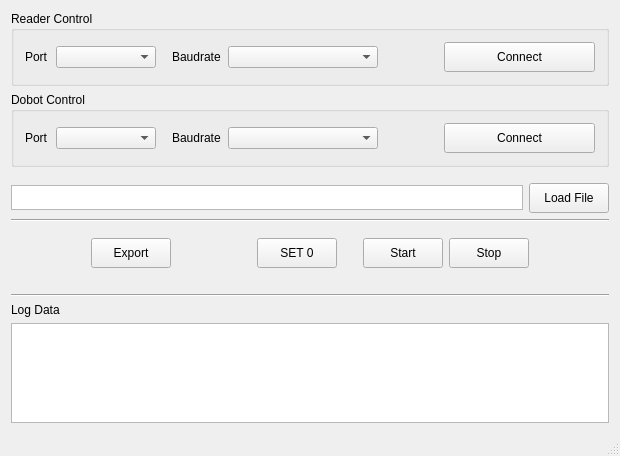
Qt form mainwindow.ui (phuongnam0907/DemoAutoTest) before a commit.
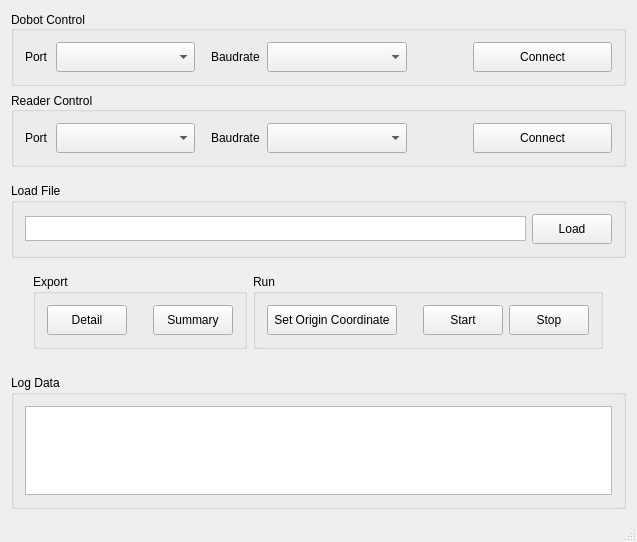
The same form after that commit.

```diff
--- a/mainwindow.ui
+++ b/mainwindow.ui
@@ -6,8 +6,8 @@
    <rect>
     <x>0</x>
     <y>0</y>
-    <width>620</width>
-    <height>456</height>
+    <width>637</width>
+    <height>542</height>
    </rect>
   </property>
   <property name="windowTitle">
@@ -15,125 +15,42 @@
   </property>
   <widget class="QWidget" name="centralWidget">
    <layout class="QGridLayout" name="gridLayout_2">
-    <item row="4" column="0">
-     <widget class="QLabel" name="label">
-      <property name="text">
+    <item row="2" column="0">
+     <spacer name="verticalSpacer">
+      <property name="orientation">
+       <enum>Qt::Vertical</enum>
+      </property>
+      <property name="sizeType">
+       <enum>QSizePolicy::Fixed</enum>
+      </property>
+      <property name="sizeHint" stdset="0">
+       <size>
+        <width>20</width>
+        <height>20</height>
+       </size>
+      </property>
+     </spacer>
+    </item>
+    <item row="3" column="0">
+     <widget class="QGroupBox" name="groupBox_5">
+      <property name="title">
        <string>Log Data</string>
       </property>
-     </widget>
-    </item>
-    <item row="5" column="0">
-     <widget class="QTextEdit" name="textEdit">
-      <property name="readOnly">
-       <bool>true</bool>
-      </property>
+      <layout class="QGridLayout" name="gridLayout_3">
+       <item row="0" column="0">
+        <widget class="QTextEdit" name="textEdit">
+         <property name="readOnly">
+          <bool>true</bool>
+         </property>
+        </widget>
+       </item>
+      </layout>
      </widget>
     </item>
     <item row="0" column="0">
      <layout class="QVBoxLayout" name="verticalLayout">
       <item>
-       <layout class="QGridLayout" name="gridLayout">
-        <item row="0" column="0">
-         <widget class="QGroupBox" name="groupBox">
-          <property name="title">
-           <string>Reader Control</string>
-          </property>
-          <layout class="QHBoxLayout" name="horizontalLayout_4">
-           <item>
-            <widget class="QLabel" name="label_4">
-             <property name="maximumSize">
-              <size>
-               <width>25</width>
-               <height>16777215</height>
-              </size>
-             </property>
-             <property name="text">
-              <string>Port</string>
-             </property>
-            </widget>
-           </item>
-           <item>
-            <widget class="QComboBox" name="comboBox_4">
-             <property name="maximumSize">
-              <size>
-               <width>100</width>
-               <height>16777215</height>
-              </size>
-             </property>
-            </widget>
-           </item>
-           <item>
-            <spacer name="horizontalSpacer_8">
-             <property name="orientation">
-              <enum>Qt::Horizontal</enum>
-             </property>
-             <property name="sizeType">
-              <enum>QSizePolicy::Fixed</enum>
-             </property>
-             <property name="sizeHint" stdset="0">
-              <size>
-               <width>10</width>
-               <height>20</height>
-              </size>
-             </property>
-            </spacer>
-           </item>
-           <item>
-            <widget class="QLabel" name="label_5">
-             <property name="maximumSize">
-              <size>
-               <width>50</width>
-               <height>16777215</height>
-              </size>
-             </property>
-             <property name="text">
-              <string>Baudrate</string>
-             </property>
-            </widget>
-           </item>
-           <item>
-            <widget class="QComboBox" name="comboBox_3">
-             <property name="maximumSize">
-              <size>
-               <width>150</width>
-               <height>16777215</height>
-              </size>
-             </property>
-            </widget>
-           </item>
-           <item>
-            <spacer name="horizontalSpacer_7">
-             <property name="orientation">
-              <enum>Qt::Horizontal</enum>
-             </property>
-             <property name="sizeType">
-              <enum>QSizePolicy::Fixed</enum>
-             </property>
-             <property name="sizeHint" stdset="0">
-              <size>
-               <width>60</width>
-               <height>20</height>
-              </size>
-             </property>
-            </spacer>
-           </item>
-           <item>
-            <widget class="QPushButton" name="portButton">
-             <property name="minimumSize">
-              <size>
-               <width>0</width>
-               <height>30</height>
-              </size>
-             </property>
-             <property name="text">
-              <string>Connect</string>
-             </property>
-            </widget>
-           </item>
-          </layout>
-         </widget>
-        </item>
-       </layout>
+       <layout class="QGridLayout" name="gridLayout"/>
       </item>
       <item>
        <layout class="QHBoxLayout" name="horizontalLayout_3">
@@ -142,6 +59,9 @@
           <property name="title">
            <string>Dobot Control</string>
           </property>
+          <property name="alignment">
+           <set>Qt::AlignLeading|Qt::AlignLeft|Qt::AlignVCenter</set>
+          </property>
           <layout class="QHBoxLayout" name="horizontalLayout_5">
            <item>
             <widget class="QLabel" name="label_2">
@@ -158,10 +78,16 @@
            </item>
            <item>
             <widget class="QComboBox" name="comboBox">
+             <property name="sizePolicy">
+              <sizepolicy hsizetype="Preferred" vsizetype="Preferred">
+               <horstretch>0</horstretch>
+               <verstretch>0</verstretch>
+              </sizepolicy>
+             </property>
              <property name="maximumSize">
               <size>
-               <width>100</width>
-               <height>16777215</height>
+               <width>300</width>
+               <height>50</height>
               </size>
              </property>
             </widget>
@@ -197,10 +123,16 @@
            </item>
            <item>
             <widget class="QComboBox" name="comboBox_2">
+             <property name="sizePolicy">
+              <sizepolicy hsizetype="Preferred" vsizetype="Preferred">
+               <horstretch>0</horstretch>
+               <verstretch>0</verstretch>
+              </sizepolicy>
+             </property>
              <property name="maximumSize">
               <size>
-               <width>150</width>
-               <height>16777215</height>
+               <width>300</width>
+               <height>50</height>
               </size>
              </property>
             </widget>
@@ -229,6 +161,12 @@
                <height>30</height>
               </size>
              </property>
+             <property name="maximumSize">
+              <size>
+               <width>200</width>
+               <height>50</height>
+              </size>
+             </property>
              <property name="text">
               <string>Connect</string>
              </property>
@@ -239,6 +177,127 @@
         </item>
        </layout>
       </item>
+      <item>
+       <widget class="QGroupBox" name="groupBox">
+        <property name="title">
+         <string>Reader Control</string>
+        </property>
+        <property name="alignment">
+         <set>Qt::AlignLeading|Qt::AlignLeft|Qt::AlignVCenter</set>
+        </property>
+        <layout class="QHBoxLayout" name="horizontalLayout_4">
+         <item>
+          <widget class="QLabel" name="label_4">
+           <property name="maximumSize">
+            <size>
+             <width>25</width>
+             <height>16777215</height>
+            </size>
+           </property>
+           <property name="text">
+            <string>Port</string>
+           </property>
+          </widget>
+         </item>
+         <item>
+          <widget class="QComboBox" name="comboBox_4">
+           <property name="sizePolicy">
+            <sizepolicy hsizetype="Preferred" vsizetype="Preferred">
+             <horstretch>0</horstretch>
+             <verstretch>0</verstretch>
+            </sizepolicy>
+           </property>
+           <property name="maximumSize">
+            <size>
+             <width>300</width>
+             <height>50</height>
+            </size>
+           </property>
+          </widget>
+         </item>
+         <item>
+          <spacer name="horizontalSpacer_8">
+           <property name="orientation">
+            <enum>Qt::Horizontal</enum>
+           </property>
+           <property name="sizeType">
+            <enum>QSizePolicy::Fixed</enum>
+           </property>
+           <property name="sizeHint" stdset="0">
+            <size>
+             <width>10</width>
+             <height>20</height>
+            </size>
+           </property>
+          </spacer>
+         </item>
+         <item>
+          <widget class="QLabel" name="label_5">
+           <property name="maximumSize">
+            <size>
+             <width>50</width>
+             <height>16777215</height>
+            </size>
+           </property>
+           <property name="text">
+            <string>Baudrate</string>
+           </property>
+          </widget>
+         </item>
+         <item>
+          <widget class="QComboBox" name="comboBox_3">
+           <property name="sizePolicy">
+            <sizepolicy hsizetype="Preferred" vsizetype="Preferred">
+             <horstretch>0</horstretch>
+             <verstretch>0</verstretch>
+            </sizepolicy>
+           </property>
+           <property name="maximumSize">
+            <size>
+             <width>300</width>
+             <height>50</height>
+            </size>
+           </property>
+          </widget>
+         </item>
+         <item>
+          <spacer name="horizontalSpacer_7">
+           <property name="orientation">
+            <enum>Qt::Horizontal</enum>
+           </property>
+           <property name="sizeType">
+            <enum>QSizePolicy::Fixed</enum>
+           </property>
+           <property name="sizeHint" stdset="0">
+            <size>
+             <width>60</width>
+             <height>20</height>
+            </size>
+           </property>
+          </spacer>
+         </item>
+         <item>
+          <widget class="QPushButton" name="portButton">
+           <property name="minimumSize">
+            <size>
+             <width>0</width>
+             <height>30</height>
+            </size>
+           </property>
+           <property name="maximumSize">
+            <size>
+             <width>200</width>
+             <height>50</height>
+            </size>
+           </property>
+           <property name="text">
+            <string>Connect</string>
+           </property>
+          </widget>
+         </item>
+        </layout>
+       </widget>
+      </item>
       <item>
        <spacer name="verticalSpacer_3">
         <property name="orientation">
@@ -258,40 +317,54 @@
       <item>
        <layout class="QHBoxLayout" name="horizontalLayout">
         <item>
-         <widget class="QTextEdit" name="textEdit_2">
+         <widget class="QGroupBox" name="groupBox_6">
           <property name="maximumSize">
            <size>
             <width>16777215</width>
-            <height>25</height>
+            <height>100</height>
            </size>
           </property>
-          <property name="readOnly">
-           <bool>true</bool>
-          </property>
-         </widget>
-        </item>
-        <item>
-         <widget class="QPushButton" name="loadButton">
-          <property name="minimumSize">
-           <size>
-            <width>0</width>
-            <height>30</height>
-           </size>
-          </property>
-          <property name="text">
+          <property name="title">
            <string>Load File</string>
           </property>
+          <layout class="QHBoxLayout" name="horizontalLayout_8">
+           <item>
+            <widget class="QTextEdit" name="textEdit_2">
+             <property name="maximumSize">
+              <size>
+               <width>16777215</width>
+               <height>25</height>
+              </size>
+             </property>
+             <property name="readOnly">
+              <bool>true</bool>
+             </property>
+            </widget>
+           </item>
+           <item>
+            <widget class="QPushButton" name="loadButton">
+             <property name="minimumSize">
+              <size>
+               <width>0</width>
+               <height>30</height>
+              </size>
+             </property>
+             <property name="maximumSize">
+              <size>
+               <width>16777215</width>
+               <height>50</height>
+              </size>
+             </property>
+             <property name="text">
+              <string>Load</string>
+             </property>
+            </widget>
+           </item>
+          </layout>
          </widget>
         </item>
        </layout>
       </item>
-      <item>
-       <widget class="Line" name="line_2">
-        <property name="orientation">
-         <enum>Qt::Horizontal</enum>
-        </property>
-       </widget>
-      </item>
       <item>
        <spacer name="verticalSpacer_2">
         <property name="orientation">
@@ -315,32 +388,88 @@
           <property name="orientation">
            <enum>Qt::Horizontal</enum>
           </property>
+          <property name="sizeType">
+           <enum>QSizePolicy::Preferred</enum>
+          </property>
           <property name="sizeHint" stdset="0">
            <size>
-            <width>40</width>
+            <width>200</width>
             <height>20</height>
            </size>
           </property>
          </spacer>
         </item>
         <item>
-         <widget class="QPushButton" name="saveButton">
-          <property name="minimumSize">
-           <size>
-            <width>0</width>
-            <height>30</height>
-           </size>
-          </property>
-          <property name="text">
+         <widget class="QGroupBox" name="groupBox_3">
+          <property name="title">
            <string>Export</string>
           </property>
+          <layout class="QHBoxLayout" name="horizontalLayout_6">
+           <item>
+            <widget class="QPushButton" name="saveButton">
+             <property name="minimumSize">
+              <size>
+               <width>0</width>
+               <height>30</height>
+              </size>
+             </property>
+             <property name="maximumSize">
+              <size>
+               <width>16777215</width>
+               <height>50</height>
+              </size>
+             </property>
+             <property name="text">
+              <string>Detail</string>
+             </property>
+            </widget>
+           </item>
+           <item>
+            <spacer name="horizontalSpacer_2">
+             <property name="orientation">
+              <enum>Qt::Horizontal</enum>
+             </property>
+             <property name="sizeType">
+              <enum>QSizePolicy::Fixed</enum>
+             </property>
+             <property name="sizeHint" stdset="0">
+              <size>
+               <width>20</width>
+               <height>20</height>
+              </size>
+             </property>
+            </spacer>
+           </item>
+           <item>
+            <widget class="QPushButton" name="generalButton">
+             <property name="minimumSize">
+              <size>
+               <width>0</width>
+               <height>30</height>
+              </size>
+             </property>
+             <property name="maximumSize">
+              <size>
+               <width>16777215</width>
+               <height>50</height>
+              </size>
+             </property>
+             <property name="text">
+              <string>Summary</string>
+             </property>
+            </widget>
+           </item>
+          </layout>
          </widget>
         </item>
         <item>
-         <spacer name="horizontalSpacer">
+         <spacer name="horizontalSpacer_10">
           <property name="orientation">
            <enum>Qt::Horizontal</enum>
           </property>
+          <property name="sizeType">
+           <enum>QSizePolicy::Maximum</enum>
+          </property>
           <property name="sizeHint" stdset="0">
            <size>
             <width>50</width>
@@ -350,68 +479,114 @@
          </spacer>
         </item>
         <item>
-         <widget class="QPushButton" name="setButton">
-          <property name="minimumSize">
-           <size>
-            <width>0</width>
-            <height>30</height>
-           </size>
-          </property>
-          <property name="text">
-           <string>SET 0</string>
-          </property>
-         </widget>
-        </item>
-        <item>
-         <spacer name="horizontalSpacer_6">
+         <spacer name="horizontalSpacer">
           <property name="orientation">
            <enum>Qt::Horizontal</enum>
           </property>
           <property name="sizeType">
-           <enum>QSizePolicy::Fixed</enum>
+           <enum>QSizePolicy::Maximum</enum>
           </property>
           <property name="sizeHint" stdset="0">
            <size>
-            <width>20</width>
+            <width>100</width>
             <height>20</height>
            </size>
           </property>
          </spacer>
         </item>
         <item>
-         <widget class="QPushButton" name="startButton">
-          <property name="minimumSize">
-           <size>
-            <width>0</width>
-            <height>30</height>
-           </size>
+         <widget class="QGroupBox" name="groupBox_4">
+          <property name="title">
+           <string>Run</string>
           </property>
-          <property name="text">
-           <string>Start</string>
-          </property>
+          <layout class="QHBoxLayout" name="horizontalLayout_7">
+           <item>
+            <widget class="QPushButton" name="setButton">
+             <property name="minimumSize">
+              <size>
+               <width>130</width>
+               <height>30</height>
+              </size>
+             </property>
+             <property name="maximumSize">
+              <size>
+               <width>16777215</width>
+               <height>50</height>
+              </size>
+             </property>
+             <property name="text">
+              <string>Set Origin Coordinate</string>
+             </property>
+            </widget>
+           </item>
+           <item>
+            <spacer name="horizontalSpacer_6">
+             <property name="orientation">
+              <enum>Qt::Horizontal</enum>
+             </property>
+             <property name="sizeType">
+              <enum>QSizePolicy::Fixed</enum>
+             </property>
+             <property name="sizeHint" stdset="0">
+              <size>
+               <width>20</width>
+               <height>20</height>
+              </size>
+             </property>
+            </spacer>
+           </item>
+           <item>
+            <widget class="QPushButton" name="startButton">
+             <property name="minimumSize">
+              <size>
+               <width>0</width>
+               <height>30</height>
+              </size>
+             </property>
+             <property name="maximumSize">
+              <size>
+               <width>16777215</width>
+               <height>50</height>
+              </size>
+             </property>
+             <property name="text">
+              <string>Start</string>
+             </property>
+            </widget>
+           </item>
+           <item>
+            <widget class="QPushButton" name="stopButton">
+             <property name="minimumSize">
+              <size>
+               <width>0</width>
+               <height>30</height>
+              </size>
+             </property>
+             <property name="maximumSize">
+              <size>
+               <width>16777215</width>
+               <height>50</height>
+              </size>
+             </property>
+             <property name="text">
+              <string>Stop</string>
+             </property>
+            </widget>
+           </item>
+          </layout>
          </widget>
         </item>
         <item>
-         <widget class="QPushButton" name="stopButton">
-          <property name="minimumSize">
-           <size>
-            <width>0</width>
-            <height>30</height>
-           </size>
-          </property>
-          <property name="text">
-           <string>Stop</string>
-          </property>
-         </widget>
-        </item>
-        <item>
-         <spacer name="horizontalSpacer_2">
+         <spacer name="horizontalSpacer_9">
           <property name="orientation">
            <enum>Qt::Horizontal</enum>
           </property>
+          <property name="sizeType">
+           <enum>QSizePolicy::Preferred</enum>
+          </property>
           <property name="sizeHint" stdset="0">
            <size>
-            <width>40</width>
+            <width>200</width>
             <height>20</height>
            </size>
           </property>
@@ -421,29 +596,6 @@
       </item>
      </layout>
     </item>
-    <item row="2" column="0">
-     <spacer name="verticalSpacer">
-      <property name="orientation">
-       <enum>Qt::Vertical</enum>
-      </property>
-      <property name="sizeType">
-       <enum>QSizePolicy::Fixed</enum>
-      </property>
-      <property name="sizeHint" stdset="0">
-       <size>
-        <width>20</width>
-        <height>20</height>
-       </size>
-      </property>
-     </spacer>
-    </item>
-    <item row="3" column="0">
-     <widget class="Line" name="line">
-      <property name="orientation">
-       <enum>Qt::Horizontal</enum>
-      </property>
-     </widget>
-    </item>
    </layout>
   </widget>
   <widget class="QStatusBar" name="statusBar"/>
```
